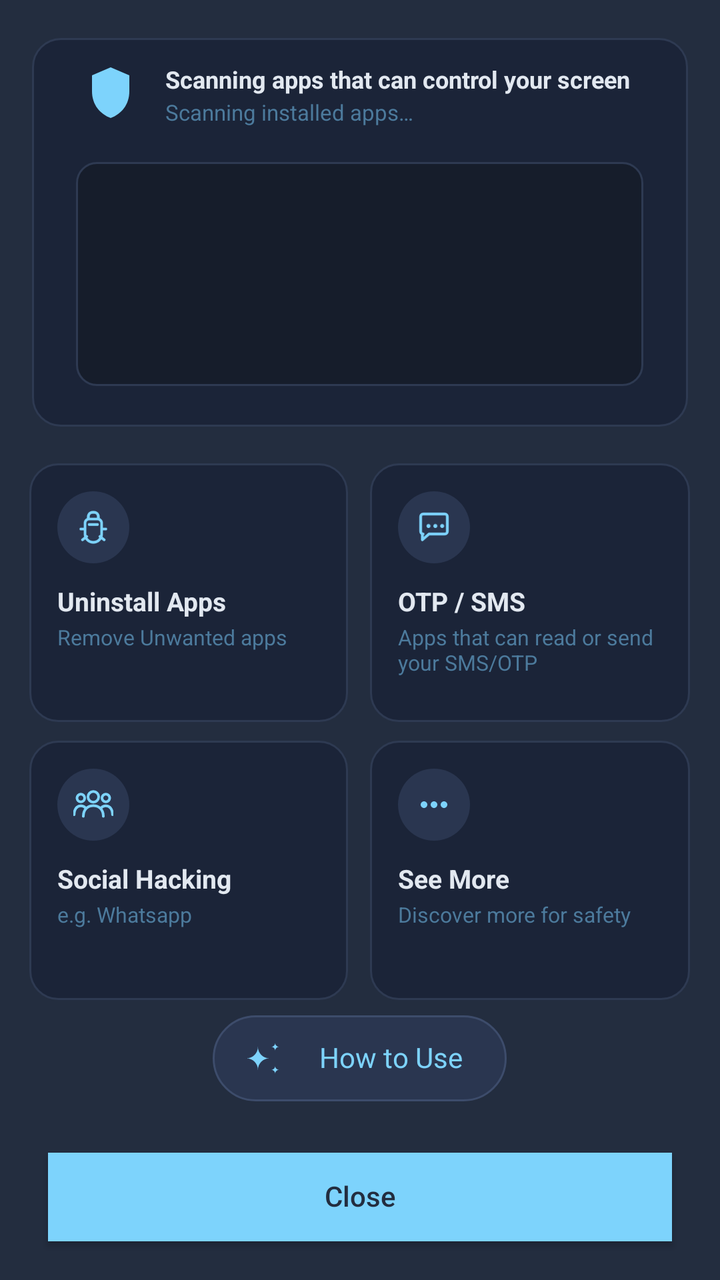
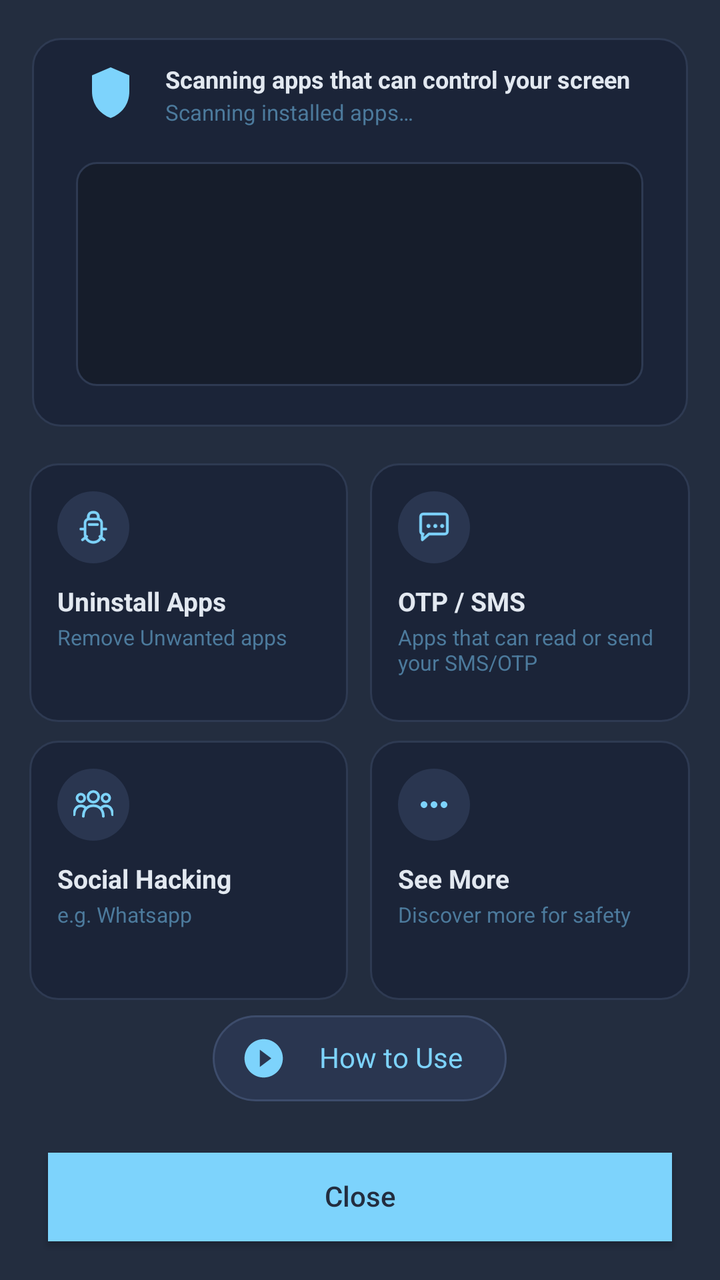

Compare the two renders of this Android layout. The source of the first and the diff that turns it into the second are given below.
<!-- AndroidManifest.xml: activity theme Theme.NihalHome -->
<!-- res/layout/activity_main.xml -->
<?xml version="1.0" encoding="utf-8"?>
<LinearLayout xmlns:android="http://schemas.android.com/apk/res/android"
    android:layout_width="match_parent"
    android:layout_height="match_parent"
    android:orientation="vertical"
    android:weightSum="1000"
    android:background="@color/onboarding_background">
    <View
        android:layout_width="match_parent"
        android:layout_height="0dp"
        android:layout_weight="30" />
    <FrameLayout
        android:id="@+id/containerFirstPart"
        android:layout_width="match_parent"
        android:layout_height="0dp"
        android:layout_weight="304"
        android:paddingStart="16dp"
        android:paddingEnd="16dp">
        <LinearLayout
            android:id="@+id/boxFirstPart"
            android:layout_width="match_parent"
            android:layout_height="match_parent"
            android:orientation="vertical"
            android:background="@drawable/bg_scan_card"
            android:padding="12dp"
            android:weightSum="100">
            <LinearLayout
                android:layout_width="match_parent"
                android:layout_height="0dp"
                android:layout_weight="20"
                android:orientation="horizontal"
                android:layout_marginBottom="10dp"
                android:weightSum="100">
                <ImageView
                    android:id="@+id/imageScanIcon"
                    android:layout_width="0dp"
                    android:layout_height="match_parent"
                    android:layout_weight="18"
                    android:src="@drawable/ic_shield_scan"
                    android:scaleType="fitCenter"
                    android:adjustViewBounds="true" />
                <LinearLayout
                    android:layout_width="0dp"
                    android:layout_height="match_parent"
                    android:layout_weight="82"
                    android:orientation="vertical"
                    android:weightSum="100">
                    <TextView
                        android:id="@+id/textScanTitle"
                        android:text="@string/scan_title"
                        android:layout_width="match_parent"
                        android:layout_height="0dp"
                        android:layout_weight="60"
                        android:textColor="@color/onboarding_heading"
                        android:textStyle="bold"
                        android:maxLines="1"
                        android:gravity="start|center_vertical"
                        android:includeFontPadding="false"
                        android:autoSizeTextType="uniform"
                        android:autoSizeMinTextSize="6sp"
                        android:autoSizeMaxTextSize="500sp"
                        android:autoSizeStepGranularity="1sp" />
                    <TextView
                        android:id="@+id/textScanSubtitle"
                        android:text="@string/scan_subtitle_running"
                        android:layout_width="match_parent"
                        android:layout_height="0dp"
                        android:layout_weight="40"
                        android:textColor="@color/terminal_text_dim"
                        android:maxLines="1"
                        android:gravity="start|center_vertical"
                        android:includeFontPadding="false"
                        android:autoSizeTextType="uniform"
                        android:autoSizeMinTextSize="6sp"
                        android:autoSizeMaxTextSize="500sp"
                        android:autoSizeStepGranularity="1sp" />
                </LinearLayout>
            </LinearLayout>
            <View
                android:layout_width="match_parent"
                android:layout_height="0dp"
                android:layout_weight="5" />
            <FrameLayout
                android:layout_width="match_parent"
                android:layout_height="0dp"
                android:layout_weight="70">
                <LinearLayout
                    android:id="@+id/wrapperTerminal"
                    android:layout_width="match_parent"
                    android:layout_height="match_parent"
                    android:orientation="horizontal"
                    android:weightSum="30">
                    <View
                        android:layout_width="0dp"
                        android:layout_height="match_parent"
                        android:layout_weight="1" />
                    <ScrollView
                        android:id="@+id/scrollTerminal"
                        android:layout_width="0dp"
                        android:layout_height="match_parent"
                        android:layout_weight="28"
                        android:background="@drawable/bg_terminal"
                        android:padding="10dp"
                        android:scrollbars="none">
                        <TextView
                            android:id="@+id/textTerminalLog"
                            android:layout_width="match_parent"
                            android:layout_height="wrap_content"
                            android:fontFamily="monospace"
                            android:textColor="@color/terminal_text"
                            android:textSize="9.5sp"
                            android:lineSpacingExtra="2dp" />
                    </ScrollView>
                    <View
                        android:layout_width="0dp"
                        android:layout_height="match_parent"
                        android:layout_weight="1" />
                </LinearLayout>
                <LinearLayout
                    android:id="@+id/wrapperResults"
                    android:layout_width="match_parent"
                    android:layout_height="match_parent"
                    android:orientation="horizontal"
                    android:weightSum="100"
                    android:visibility="gone">
                    <View
                        android:layout_width="0dp"
                        android:layout_height="match_parent"
                        android:layout_weight="3" />
                    <ScrollView
                        android:layout_width="0dp"
                        android:layout_height="match_parent"
                        android:layout_weight="94"
                        android:scrollbars="none">
                        <LinearLayout
                            android:id="@+id/containerRiskResults"
                            android:layout_width="match_parent"
                            android:layout_height="wrap_content"
                            android:orientation="vertical" />
                    </ScrollView>
                    <View
                        android:layout_width="0dp"
                        android:layout_height="match_parent"
                        android:layout_weight="3" />
                </LinearLayout>
                <LinearLayout
                    android:id="@+id/containerNoIssues"
                    android:layout_width="match_parent"
                    android:layout_height="match_parent"
                    android:orientation="vertical"
                    android:gravity="center"
                    android:paddingStart="10dp"
                    android:paddingEnd="10dp"
                    android:paddingTop="4dp"
                    android:paddingBottom="4dp"
                    android:visibility="gone">
                    <ImageView
                        android:id="@+id/imageNoIssuesIcon"
                        android:layout_width="@dimen/no_issues_icon_size"
                        android:layout_height="@dimen/no_issues_icon_size"
                        android:layout_marginBottom="4dp"
                        android:adjustViewBounds="true"
                        android:scaleType="fitCenter"
                        android:src="@drawable/ic_shield_check" />
                    <TextView
                        android:id="@+id/textNoIssuesTitle"
                        android:text="@string/no_issues_found_title"
                        android:layout_width="match_parent"
                        android:layout_height="wrap_content"
                        android:textColor="@color/onboarding_heading"
                        android:textStyle="bold"
                        android:gravity="center"
                        android:maxLines="1"
                        android:autoSizeTextType="uniform"
                        android:autoSizeMinTextSize="8sp"
                        android:autoSizeMaxTextSize="13sp"
                        android:autoSizeStepGranularity="1sp" />
                    <TextView
                        android:id="@+id/textNoIssuesSubtitle"
                        android:text="@string/no_issues_found_subtitle"
                        android:layout_width="match_parent"
                        android:layout_height="wrap_content"
                        android:layout_marginTop="2dp"
                        android:textColor="@color/terminal_text_dim"
                        android:gravity="center"
                        android:maxLines="2"
                        android:autoSizeTextType="uniform"
                        android:autoSizeMinTextSize="7sp"
                        android:autoSizeMaxTextSize="10sp"
                        android:autoSizeStepGranularity="1sp" />
                </LinearLayout>
            </FrameLayout>
            <View
                android:layout_width="match_parent"
                android:layout_height="0dp"
                android:layout_weight="5" />
        </LinearLayout>
    </FrameLayout>
    <View
        android:layout_width="match_parent"
        android:layout_height="0dp"
        android:layout_weight="29" />
    <LinearLayout
        android:layout_width="match_parent"
        android:layout_height="0dp"
        android:layout_weight="202"
        android:orientation="horizontal"
        android:weightSum="10000">
        <View
            android:layout_width="0dp"
            android:layout_height="match_parent"
            android:layout_weight="415" />
        <LinearLayout
            android:id="@+id/cardUninstallApps"
            android:layout_width="0dp"
            android:layout_height="match_parent"
            android:layout_weight="4430"
            android:orientation="vertical"
            android:background="@drawable/bg_feature_card"
            android:clickable="true"
            android:focusable="true"
            android:padding="14dp">
            <ImageView
                android:id="@+id/imageFeatureIcon1"
                android:layout_width="36dp"
                android:layout_height="36dp"
                android:layout_marginBottom="10dp"
                android:background="@drawable/bg_feature_icon_circle"
                android:padding="8dp"
                android:src="@drawable/ic_feature_uninstall" />
            <TextView
                android:id="@+id/textFeatureTitle1"
                android:text="@string/feature_uninstall_title"
                android:layout_width="wrap_content"
                android:layout_height="wrap_content"
                android:textColor="@color/onboarding_heading"
                android:textSize="13sp"
                android:textStyle="bold" />
            <TextView
                android:id="@+id/textFeatureSubtitle1"
                android:text="@string/feature_uninstall_subtitle"
                android:layout_width="wrap_content"
                android:layout_height="wrap_content"
                android:layout_marginTop="2dp"
                android:textColor="@color/terminal_text_dim"
                android:textSize="10.5sp" />
        </LinearLayout>
        <View
            android:layout_width="0dp"
            android:layout_height="match_parent"
            android:layout_weight="310" />
        <LinearLayout
            android:id="@+id/cardOtpSms"
            android:layout_width="0dp"
            android:layout_height="match_parent"
            android:layout_weight="4430"
            android:orientation="vertical"
            android:background="@drawable/bg_feature_card"
            android:clickable="true"
            android:focusable="true"
            android:padding="14dp">
            <ImageView
                android:id="@+id/imageFeatureIcon2"
                android:layout_width="36dp"
                android:layout_height="36dp"
                android:layout_marginBottom="10dp"
                android:background="@drawable/bg_feature_icon_circle"
                android:padding="8dp"
                android:src="@drawable/ic_feature_otp_sms" />
            <TextView
                android:id="@+id/textFeatureTitle2"
                android:text="@string/feature_otp_sms_title"
                android:layout_width="wrap_content"
                android:layout_height="wrap_content"
                android:textColor="@color/onboarding_heading"
                android:textSize="13sp"
                android:textStyle="bold" />
            <TextView
                android:id="@+id/textFeatureSubtitle2"
                android:text="@string/feature_otp_sms_subtitle"
                android:layout_width="wrap_content"
                android:layout_height="wrap_content"
                android:layout_marginTop="2dp"
                android:textColor="@color/terminal_text_dim"
                android:textSize="10.5sp" />
        </LinearLayout>
        <View
            android:layout_width="0dp"
            android:layout_height="match_parent"
            android:layout_weight="415" />
    </LinearLayout>
    <View
        android:layout_width="match_parent"
        android:layout_height="0dp"
        android:layout_weight="15" />
    <LinearLayout
        android:layout_width="match_parent"
        android:layout_height="0dp"
        android:layout_weight="202"
        android:orientation="horizontal"
        android:weightSum="10000">
        <View
            android:layout_width="0dp"
            android:layout_height="match_parent"
            android:layout_weight="415" />
        <LinearLayout
            android:id="@+id/cardSocialHacking"
            android:layout_width="0dp"
            android:layout_height="match_parent"
            android:layout_weight="4430"
            android:orientation="vertical"
            android:background="@drawable/bg_feature_card"
            android:clickable="true"
            android:focusable="true"
            android:padding="14dp">
            <ImageView
                android:id="@+id/imageFeatureIcon3"
                android:layout_width="36dp"
                android:layout_height="36dp"
                android:layout_marginBottom="10dp"
                android:background="@drawable/bg_feature_icon_circle"
                android:padding="8dp"
                android:src="@drawable/ic_feature_social_hacking" />
            <TextView
                android:id="@+id/textFeatureTitle3"
                android:text="@string/feature_social_hacking_title"
                android:layout_width="wrap_content"
                android:layout_height="wrap_content"
                android:textColor="@color/onboarding_heading"
                android:textSize="13sp"
                android:textStyle="bold" />
            <TextView
                android:id="@+id/textFeatureSubtitle3"
                android:text="@string/feature_social_hacking_subtitle"
                android:layout_width="wrap_content"
                android:layout_height="wrap_content"
                android:layout_marginTop="2dp"
                android:textColor="@color/terminal_text_dim"
                android:textSize="10.5sp" />
        </LinearLayout>
        <View
            android:layout_width="0dp"
            android:layout_height="match_parent"
            android:layout_weight="310" />
        <LinearLayout
            android:id="@+id/cardSeeMore"
            android:layout_width="0dp"
            android:layout_height="match_parent"
            android:layout_weight="4430"
            android:orientation="vertical"
            android:background="@drawable/bg_feature_card"
            android:clickable="true"
            android:focusable="true"
            android:padding="14dp">
            <ImageView
                android:id="@+id/imageFeatureIcon4"
                android:layout_width="36dp"
                android:layout_height="36dp"
                android:layout_marginBottom="10dp"
                android:background="@drawable/bg_feature_icon_circle"
                android:padding="8dp"
                android:src="@drawable/ic_feature_see_more" />
            <TextView
                android:id="@+id/textFeatureTitle4"
                android:text="@string/feature_see_more_title"
                android:layout_width="wrap_content"
                android:layout_height="wrap_content"
                android:textColor="@color/onboarding_heading"
                android:textSize="13sp"
                android:textStyle="bold" />
            <TextView
                android:id="@+id/textFeatureSubtitle4"
                android:text="@string/feature_see_more_subtitle"
                android:layout_width="wrap_content"
                android:layout_height="wrap_content"
                android:layout_marginTop="2dp"
                android:textColor="@color/terminal_text_dim"
                android:textSize="10.5sp" />
        </LinearLayout>
        <View
            android:layout_width="0dp"
            android:layout_height="match_parent"
            android:layout_weight="415" />
    </LinearLayout>
    <View
        android:layout_width="match_parent"
        android:layout_height="0dp"
        android:layout_weight="12" />
    <LinearLayout
        android:layout_width="match_parent"
        android:layout_height="0dp"
        android:layout_weight="67"
        android:orientation="horizontal"
        android:weightSum="1000">
        <View
            android:layout_width="0dp"
            android:layout_height="match_parent"
            android:layout_weight="296" />
        <LinearLayout
            android:id="@+id/containerAskAnExpert"
            android:layout_width="0dp"
            android:layout_height="match_parent"
            android:layout_weight="408"
            android:orientation="horizontal"
            android:gravity="center_vertical"
            android:background="@drawable/bg_capsule_protected"
            android:clickable="true"
            android:focusable="true"
            android:paddingStart="14dp"
            android:paddingEnd="14dp">
            <ImageView
                android:id="@+id/imageAskAnExpertIcon"
                android:layout_width="23dp"
                android:layout_height="23dp"
                android:layout_marginEnd="8dp"
                android:src="@drawable/ic_sparkles" />
            <TextView
                android:id="@+id/textAskAnExpert"
                android:text="@string/ask_an_expert_label"
                android:layout_width="0dp"
                android:layout_height="match_parent"
                android:layout_weight="1"
                android:gravity="center"
                android:textColor="@color/onboarding_accent"
                android:maxLines="1"
                android:includeFontPadding="false" />
        </LinearLayout>
        <View
            android:layout_width="0dp"
            android:layout_height="match_parent"
            android:layout_weight="296" />
    </LinearLayout>
    <View
        android:layout_width="match_parent"
        android:layout_height="0dp"
        android:layout_weight="40" />
    <Button
        android:id="@+id/buttonClose"
        android:layout_width="match_parent"
        android:layout_height="0dp"
        android:layout_weight="69"
        android:layout_marginStart="24dp"
        android:layout_marginEnd="24dp"
        android:background="@color/onboarding_accent"
        android:text="@string/action_close"
        android:textColor="@color/onboarding_button_text"
        android:textAllCaps="false"
        android:includeFontPadding="false"
        android:elevation="0dp" />
    <View
        android:layout_width="match_parent"
        android:layout_height="0dp"
        android:layout_weight="30" />
</LinearLayout>
<!-- resources referenced by this layout -->
<resources>
  <color name="onboarding_accent">#7DD3FC</color>
  <color name="onboarding_background">#232D3F</color>
  <color name="onboarding_button_text">#232D3F</color>
  <color name="onboarding_heading">#E2E8F0</color>
  <color name="terminal_text">#7DD3FC</color>
  <color name="terminal_text_dim">#4C7A9C</color>
  <dimen name="no_issues_icon_size">28dp</dimen>
  <!-- drawable bg_capsule_protected (drawable) -->
  <shape xmlns:android="http://schemas.android.com/apk/res/android"
      android:shape="rectangle">
      <solid android:color="@color/protected_capsule_background" />
      <stroke
          android:width="1dp"
          android:color="@color/protected_capsule_border" />
      <corners android:radius="50dp" />
  </shape>
  <!-- drawable bg_feature_icon_circle (drawable) -->
  <?xml version="1.0" encoding="utf-8"?>
  <shape xmlns:android="http://schemas.android.com/apk/res/android"
      android:shape="oval">
      <solid android:color="@color/protected_capsule_background" />
  </shape>
  <!-- drawable bg_scan_card (drawable) -->
  <?xml version="1.0" encoding="utf-8"?>
  <shape xmlns:android="http://schemas.android.com/apk/res/android"
      android:shape="rectangle">
      <solid android:color="@color/scan_card_background" />
      <stroke
          android:width="1dp"
          android:color="@color/scan_card_border" />
      <corners android:radius="14dp" />
  </shape>
  <!-- drawable bg_terminal (drawable) -->
  <?xml version="1.0" encoding="utf-8"?>
  <shape xmlns:android="http://schemas.android.com/apk/res/android"
      android:shape="rectangle">
      <solid android:color="@color/terminal_background" />
      <stroke
          android:width="1dp"
          android:color="@color/terminal_border" />
      <corners android:radius="10dp" />
  </shape>
  <!-- drawable ic_sparkles (drawable) -->
  <?xml version="1.0" encoding="utf-8"?>
  <vector xmlns:android="http://schemas.android.com/apk/res/android"
      android:width="24dp"
      android:height="24dp"
      android:viewportWidth="24"
      android:viewportHeight="24"
      android:tint="@color/onboarding_accent">
      <path
          android:fillColor="@android:color/white"
          android:pathData="M16,18 a2,2 0,0 1,2 2 a2,2 0,0 1,2 -2 a2,2 0,0 1,-2 -2 a2,2 0,0 1,-2 2 Z M16,6 a2,2 0,0 1,2 2 a2,2 0,0 1,2 -2 a2,2 0,0 1,-2 -2 a2,2 0,0 1,-2 2 Z M9,18 a6,6 0,0 1,6 -6 a6,6 0,0 1,-6 -6 a6,6 0,0 1,-6 6 a6,6 0,0 1,6 6 Z" />
  </vector>
  <string name="action_close">Close</string>
  <string name="ask_an_expert_label">How to Use</string>
  <string name="feature_otp_sms_subtitle">Apps that can read or send your SMS/OTP</string>
  <string name="feature_otp_sms_title">OTP / SMS</string>
  <string name="feature_see_more_subtitle">Discover more for safety</string>
  <string name="feature_see_more_title">See More</string>
  <string name="feature_social_hacking_subtitle">e.g. Whatsapp</string>
  <string name="feature_social_hacking_title">Social Hacking</string>
  <string name="feature_uninstall_subtitle">Remove Unwanted apps</string>
  <string name="feature_uninstall_title">Uninstall Apps</string>
  <string name="no_issues_found_subtitle">No Apps Found that can control your screen</string>
  <string name="no_issues_found_title">Today, You\'re Safe</string>
  <string name="scan_subtitle_running">Scanning installed apps…</string>
  <string name="scan_title">Scanning apps that can control your screen</string>
  <color name="protected_capsule_background">#2A3650</color>
  <color name="protected_capsule_border">#3D4C6B</color>
  <color name="scan_card_background">#1B2438</color>
  <color name="scan_card_border">#2E3A52</color>
  <color name="terminal_background">#161D2B</color>
  <color name="terminal_border">#2E3A52</color>
  <color name="safe_state_icon">#4ADE80</color>
  <!-- unchanged entries left out for length: 8 -->
</resources>

<!-- the commit's change to res/layout/activity_main.xml (unified diff, before → after) -->
@@ -413,7 +413,7 @@
                 android:layout_width="23dp"
                 android:layout_height="23dp"
                 android:layout_marginEnd="8dp"
-                android:src="@drawable/ic_sparkles" />
+                android:src="@drawable/ic_play_circle" />
             <TextView
                 android:id="@+id/textAskAnExpert"
                 android:text="@string/ask_an_expert_label"
<!-- resource entries referenced after the edit -->
@@ -42,7 +42,7 @@
           android:color="@color/terminal_border" />
       <corners android:radius="10dp" />
   </shape>
-  <!-- drawable ic_sparkles (drawable) -->
+  <!-- drawable ic_play_circle (drawable) -->
   <?xml version="1.0" encoding="utf-8"?>
   <vector xmlns:android="http://schemas.android.com/apk/res/android"
       android:width="24dp"
@@ -52,7 +52,7 @@
       android:tint="@color/onboarding_accent">
       <path
           android:fillColor="@android:color/white"
-          android:pathData="M16,18 a2,2 0,0 1,2 2 a2,2 0,0 1,2 -2 a2,2 0,0 1,-2 -2 a2,2 0,0 1,-2 2 Z M16,6 a2,2 0,0 1,2 2 a2,2 0,0 1,2 -2 a2,2 0,0 1,-2 -2 a2,2 0,0 1,-2 2 Z M9,18 a6,6 0,0 1,6 -6 a6,6 0,0 1,-6 -6 a6,6 0,0 1,-6 6 a6,6 0,0 1,6 6 Z" />
+          android:pathData="M12,2C6.48,2 2,6.48 2,12s4.48,10 10,10 10,-4.48 10,-10S17.52,2 12,2zM10,16.5v-9l6,4.5 -6,4.5z" />
   </vector>
   <string name="action_close">Close</string>
   <string name="ask_an_expert_label">How to Use</string>
